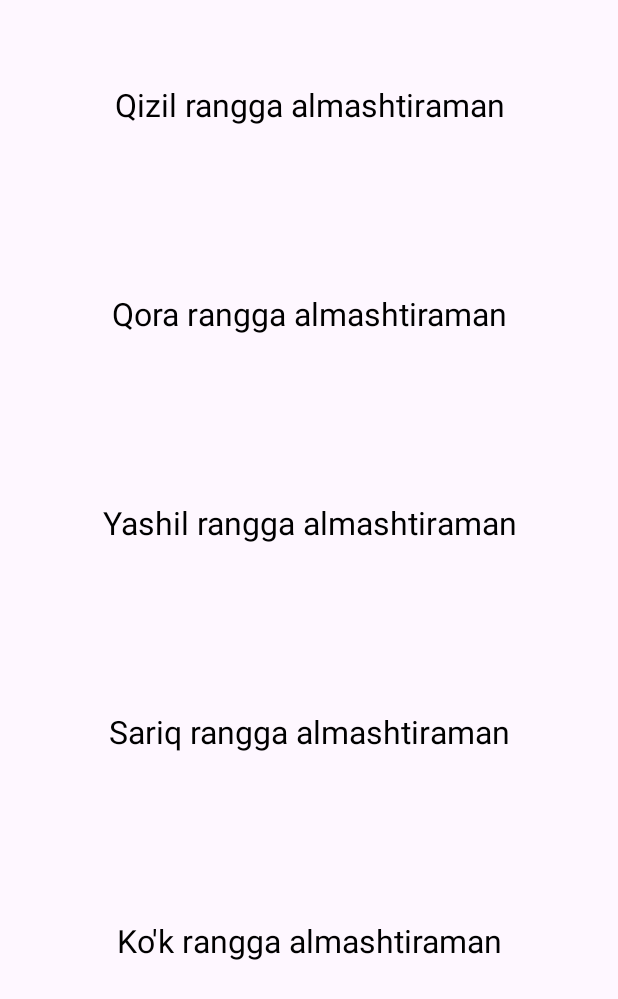
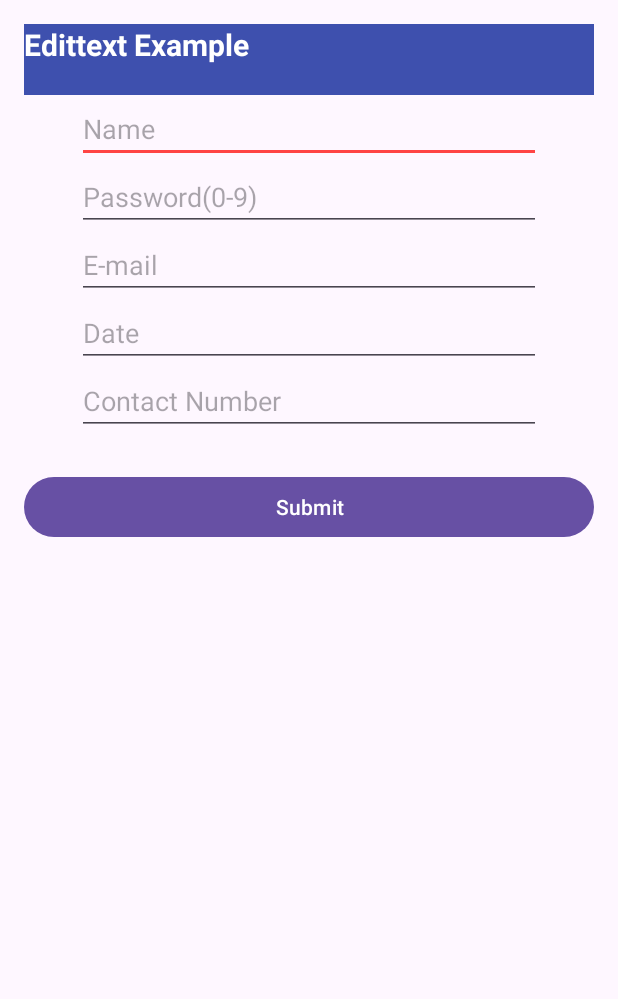
Before and after one commit to bekbola07/Kotlinda_dasturlash, an Android app: the screen it shows after launch (MainActivity), on a phone screen of 412 x 824 dp. Shown: the top 999 px of the screen. Run offline under Robolectric (Android 15) with nearby library versions, the phone set to English and light mode, and no system bars; 1 statement that could not run was skipped.

Commit message:
lab-10, 1-rasm

```diff
--- a/app/src/main/java/com/example/myapplication/MainActivity.kt
+++ b/app/src/main/java/com/example/myapplication/MainActivity.kt
@@ -18,31 +18,5 @@ class MainActivity : AppCompatActivity() {
             v.setPadding(systemBars.left, systemBars.top, systemBars.right, systemBars.bottom)
             insets
         }
-
-        val tv1:TextView = findViewById(R.id.tv1)
-        tv1.setOnClickListener{
-            tv1.setBackgroundColor(Color.rgb(255,0,0))
-        }
-        val tv2:TextView = findViewById(R.id.tv2)
-        tv2.setOnClickListener{
-            tv2.setBackgroundColor(Color.rgb(0,0,0))
-            tv2.setTextColor(Color.rgb(255,255,255))
-        }
-
-        val tv3:TextView = findViewById(R.id.tv3)
-        tv3.setOnClickListener{
-            tv3.setBackgroundColor(Color.rgb(0,255,0))
-        }
-
-        val tv4:TextView = findViewById(R.id.tv4)
-
-        tv4.setOnClickListener{
-            tv4.setBackgroundColor(Color.rgb(255,255,0))
-        }
-
-        val tv5:TextView = findViewById(R.id.tv5)
-        tv5.setOnClickListener{
-            tv5.setBackgroundColor(Color.rgb(0,0,255))
-        }
     }
 }
--- a/app/src/main/res/layout/activity_main.xml
+++ b/app/src/main/res/layout/activity_main.xml
@@ -1,73 +1,76 @@
 <?xml version="1.0" encoding="utf-8"?>
-<androidx.constraintlayout.widget.ConstraintLayout
-    android:id="@+id/main"
-    xmlns:android="http://schemas.android.com/apk/res/android"
-    xmlns:app="http://schemas.android.com/apk/res-auto"
+<LinearLayout xmlns:android="http://schemas.android.com/apk/res/android"
     xmlns:tools="http://schemas.android.com/tools"
-    android:layout_width="match_parent"
-    android:layout_height="match_parent"
-    tools:context=".MainActivity">
-
-    <LinearLayout
+    android:id="@+id/container"
     android:layout_width="match_parent"
     android:layout_height="match_parent"
     android:orientation="vertical"
-        tools:layout_editor_absoluteX="-16dp"
-        tools:layout_editor_absoluteY="16dp">
+    android:padding="16dp"
+    tools:context=".MainActivity">
 
     <TextView
-            android:id="@+id/tv1"
+        android:id="@+id/title"
         android:layout_width="match_parent"
         android:layout_height="wrap_content"
-            android:padding="40dp"
-            android:text="Qizil rangga almashtiraman"
-            android:textAlignment="center"
-            android:textColor="@color/black"
-            android:layout_margin="15dp"
-            android:textSize="21dp" />
+        android:text="Edittext Example"
+        android:textSize="20sp"
+        android:textStyle="bold"
+        android:textColor="@color/white"
+        android:background="#3E50AE"
+        android:layout_gravity="center_horizontal"
+        android:paddingBottom="20dp" />
 
-        <TextView
-            android:id="@+id/tv2"
+    <EditText
+        android:id="@+id/editTextName"
         android:layout_width="match_parent"
         android:layout_height="wrap_content"
-            android:layout_margin="15dp"
-            android:padding="40dp"
-            android:text="Qora rangga almashtiraman"
-            android:textAlignment="center"
-            android:textColor="@color/black"
-            android:textSize="21dp" />
-        <TextView
-            android:id="@+id/tv3"
+        android:layout_marginLeft="35dp"
+        android:layout_marginRight="35dp"
+        android:hint="Name"
+        android:inputType="textPersonName"
+        android:backgroundTint="@android:color/holo_red_light" />
+
+    <EditText
+        android:id="@+id/editTextPassword"
+        android:layout_width="match_parent"
+        android:layout_marginLeft="35dp"
+        android:layout_marginRight="35dp"
+        android:layout_height="wrap_content"
+        android:hint="Password(0-9)"
+        android:inputType="numberPassword" />
+
+    <EditText
+        android:id="@+id/editTextEmail"
         android:layout_width="match_parent"
         android:layout_height="wrap_content"
-            android:layout_margin="15dp"
-            android:padding="40dp"
-            android:text="Yashil rangga almashtiraman"
-            android:textAlignment="center"
-            android:textColor="@color/black"
-            android:textSize="21dp" />
-        <TextView
-            android:id="@+id/tv4"
+        android:layout_marginLeft="35dp"
+        android:layout_marginRight="35dp"
+        android:hint="E-mail"
+        android:inputType="textEmailAddress" />
+
+    <EditText
+        android:id="@+id/editTextDate"
         android:layout_width="match_parent"
         android:layout_height="wrap_content"
-            android:padding="40dp"
-            android:layout_margin="15dp"
-            android:text="Sariq rangga almashtiraman"
-            android:textAlignment="center"
-            android:textColor="@color/black"
-            android:textSize="21dp" />
-        <TextView
-            android:id="@+id/tv5"
+        android:layout_marginLeft="35dp"
+        android:layout_marginRight="35dp"
+        android:hint="Date"
+        android:inputType="date" />
+
+    <EditText
+        android:id="@+id/editTextContact"
         android:layout_width="match_parent"
         android:layout_height="wrap_content"
-            android:padding="40dp"
-            android:text="Ko'k rangga almashtiraman"
-            android:layout_margin="15dp"
-            android:textAlignment="center"
-            android:textColor="@color/black"
-            android:textSize="21dp" />
+        android:layout_marginLeft="35dp"
+        android:layout_marginRight="35dp"
+        android:hint="Contact Number"
+        android:inputType="phone" />
+
+    <Button
+        android:id="@+id/submitButton"
+        android:layout_width="match_parent"
+        android:layout_height="wrap_content"
+        android:text="Submit"
+        android:layout_marginTop="24dp" />
 
 </LinearLayout>
-
-
-</androidx.constraintlayout.widget.ConstraintLayout>
```
Lines whose indentation alone changed are shown as unchanged.
